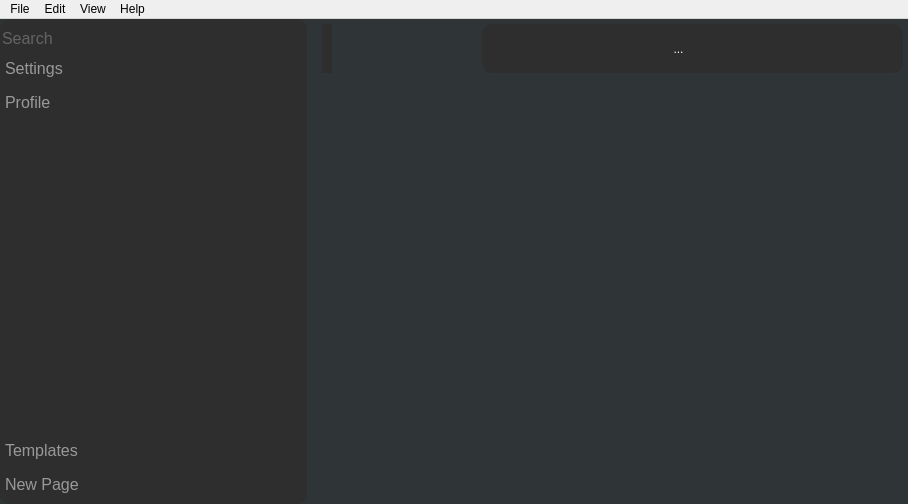
Before: the Qt Designer form mainwindow.ui in alvi-khan/Marshal, drawn with Qt 5.
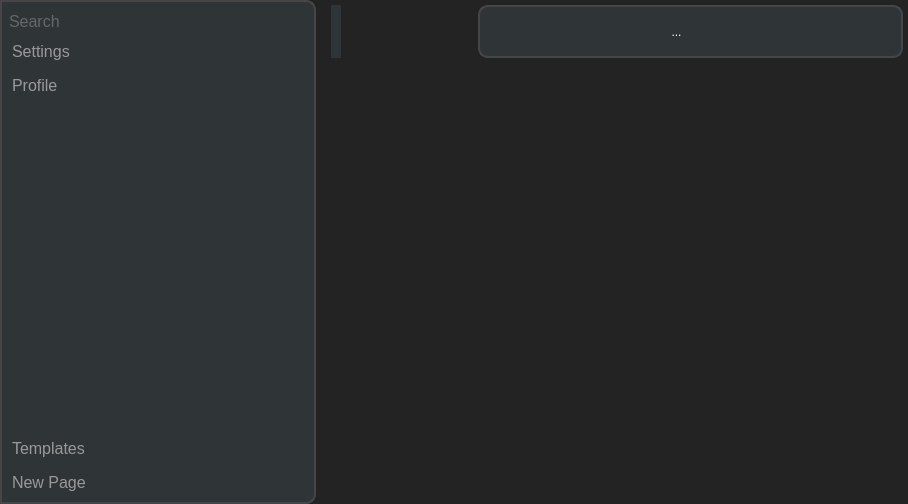
After: the same form once the commit is applied. Icons and pictures are not drawn. Custom widgets are drawn as their Qt base class.

```diff
--- a/mainwindow.ui
+++ b/mainwindow.ui
@@ -20,11 +20,8 @@
    <string>MainWindow</string>
   </property>
   <property name="styleSheet">
-   <string notr="true">background-color: rgb(255, 255, 255);
-color: rgb(51, 51, 51);
-QMenuBar::item{
-    background-color: qlineargradient(x1:0,x2:0,y1:0,y2:1,stop:0 #cccccc, stop:0.4 gray)
-}</string>
+   <string notr="true">background-color: rgb(35, 35, 35);
+color: rgb(255, 255, 255);</string>
   </property>
   <property name="iconSize">
    <size>
@@ -43,14 +40,16 @@
     <bool>true</bool>
    </property>
    <property name="styleSheet">
-    <string notr="true">QFrame { color: rgb(153, 153, 153); background-color: rgb(46, 46, 46); }
-QSplitter { background-color: rgb(47, 52, 55); }
-QFrame#mainPageFrame { color: rgb(153, 153, 153); background-color: rgb(47, 52, 55); }
-QToolButton { background-color: rgb(46, 46, 46); padding: 5px 5px 5px 5px; }
+    <string notr="true">QFrame {color: rgb(153, 153, 153); background-color: rgb(47, 52, 55);}
+QSplitter {background-color: rgb(35, 35, 35);}
+
+QFrame#mainPageFrame { color: rgb(153, 153, 153); background-color: rgb(35, 35, 35);}
+QToolButton { padding: 5px 5px 5px 5px; background-color: rgb(47, 52, 55);}
 QToolButton:hover { background-color: #3E3E3E;  }
-QPushButton { background-color: rgb(46, 46, 46); padding: 5px 5px 5px 5px; border-radius: 0px; }
+QPushButton {padding: 5px 5px 5px 5px; border-radius: 5px; background-color: rgb(47, 52, 55);}
 QPushButton:hover { background-color: #3E3E3E;  }
 
+QTreeView::item{border-radius: 5px; padding: 3px;}
 QTreeView::item:selected{background-color: #4E4D4D; }
 QTreeView::item:hover:!selected{background-color: #3E3E3E;}</string>
    </property>
@@ -90,7 +89,9 @@
       <widget class="QFrame" name="frame">
        <property name="styleSheet">
         <string notr="true">QFrame {
-	border-radius: 10px;
+	border-top-right-radius: 10px;
+	border-bottom-right-radius: 10px;
+	border: 1.5px solid rgb(70, 70, 70);
 }</string>
        </property>
        <layout class="QVBoxLayout" name="verticalLayout_3">
@@ -98,10 +99,10 @@
          <number>5</number>
         </property>
         <property name="leftMargin">
-         <number>0</number>
+         <number>5</number>
         </property>
         <property name="rightMargin">
-         <number>0</number>
+         <number>5</number>
         </property>
         <property name="bottomMargin">
          <number>5</number>
@@ -119,7 +120,7 @@
           </property>
           <property name="styleSheet">
            <string notr="true">color: rgb(153, 153, 153);
-background-color: rgb(46, 46, 46);
+background-color: rgb(47, 52, 55);
 Text-align: left;</string>
           </property>
           <property name="text">
@@ -212,7 +213,8 @@
           </property>
           <property name="styleSheet">
            <string notr="true">color: rgb(153, 153, 153);
-background-color: rgb(46, 46, 46);</string>
+background-color: rgb(47, 52, 55);
+border: 0px;</string>
           </property>
           <property name="frameShape">
            <enum>QFrame::NoFrame</enum>
@@ -351,7 +353,11 @@
                 </size>
                </property>
                <property name="styleSheet">
-                <string notr="true">border-radius: 10px;</string>
+                <string notr="true">AddressBar {
+	border-radius: 10px;
+	border: 1.5px solid;
+	border-color: rgb(70, 70, 70);
+}</string>
                </property>
               </widget>
              </item>
@@ -377,9 +383,13 @@
                 </sizepolicy>
                </property>
                <property name="styleSheet">
-                <string notr="true">border-radius: 10px;
-
-color: rgb(255, 255, 255);</string>
+                <string notr="true">QFrame {
+	border: 1.5px solid rgb(70, 70, 70);
+}
+* {
+	border-radius: 10px;
+	color: rgb(255, 255, 255);
+}</string>
                </property>
                <property name="frameShape">
                 <enum>QFrame::StyledPanel</enum>
@@ -588,7 +598,7 @@
               </font>
              </property>
              <property name="styleSheet">
-              <string notr="true">background-color: rgb(47, 52, 55);
+              <string notr="true">background-color: rgb(35, 35, 35);
 color: rgb(255, 255, 255);
 border: none;
 </string>
@@ -610,7 +620,7 @@
               </sizepolicy>
              </property>
              <property name="styleSheet">
-              <string notr="true">background-color: rgb(47, 52, 55);</string>
+              <string notr="true">background-color: rgb(35, 35, 35);</string>
              </property>
              <property name="frameShape">
               <enum>QFrame::NoFrame</enum>
@@ -714,46 +724,6 @@
     </item>
    </layout>
   </widget>
-  <widget class="QMenuBar" name="menuBar">
-   <property name="geometry">
-    <rect>
-     <x>0</x>
-     <y>0</y>
-     <width>908</width>
-     <height>29</height>
-    </rect>
-   </property>
-   <property name="autoFillBackground">
-    <bool>false</bool>
-   </property>
-   <property name="nativeMenuBar">
-    <bool>false</bool>
-   </property>
-   <widget class="QMenu" name="menuFile">
-    <property name="title">
-     <string>File</string>
-    </property>
-   </widget>
-   <widget class="QMenu" name="menuEdit">
-    <property name="title">
-     <string>Edit</string>
-    </property>
-   </widget>
-   <widget class="QMenu" name="menuView">
-    <property name="title">
-     <string>View</string>
-    </property>
-   </widget>
-   <widget class="QMenu" name="menuHelp">
-    <property name="title">
-     <string>Help</string>
-    </property>
-   </widget>
-   <addaction name="menuFile"/>
-   <addaction name="menuEdit"/>
-   <addaction name="menuView"/>
-   <addaction name="menuHelp"/>
-  </widget>
  </widget>
  <customwidgets>
   <customwidget>
```
Left out of the diff: 26 changed lines with no effect on the pictures.
